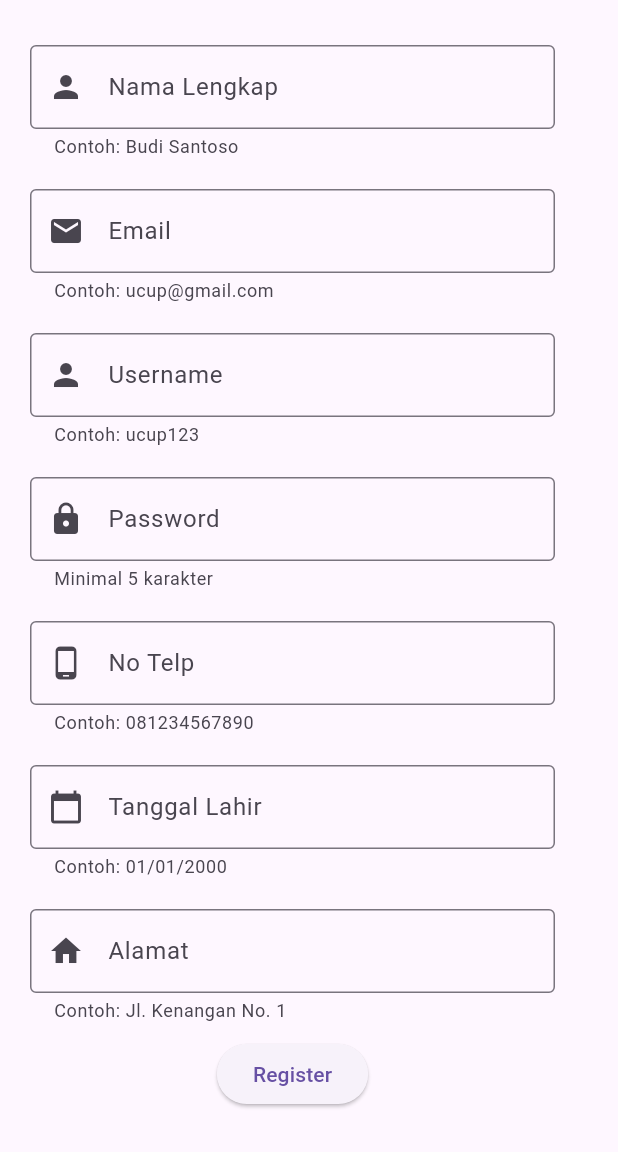
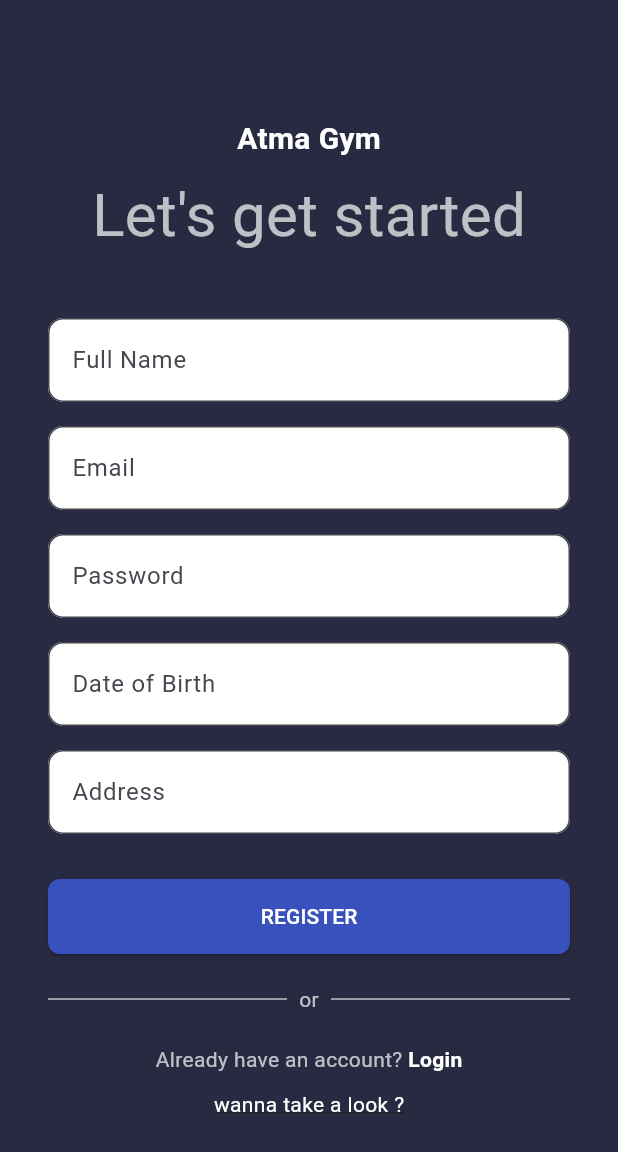
Before and after one commit to nandoega/7_B_GYM, a Flutter app: the RegisterView screen opened directly, on a phone screen of 412 x 824 dp. Shown: the top 1152 px of the screen. Run offline on Flutter 3.47's test engine with Material 3 defaults, Android fonts, the phone set to English and light mode, and no system bars.

Commit message:
login register ui 15 nov 2024 13.55

```diff
--- a/lib/View/register.dart
+++ b/lib/View/register.dart
@@ -1,6 +1,5 @@
 import 'package:flutter/material.dart';
 import 'package:pbp/View/login.dart';
-import 'package:pbp/component/form_component.dart';
 
 class RegisterView extends StatefulWidget {
   const RegisterView({super.key});
@@ -14,160 +13,228 @@ class _RegisterViewState extends State<RegisterView> {
 
   // Controllers for all the fields
   TextEditingController nameController = TextEditingController();
-  TextEditingController usernameController = TextEditingController();
   TextEditingController emailController = TextEditingController();
   TextEditingController passwordController = TextEditingController();
-  TextEditingController notelpController = TextEditingController();
-  TextEditingController dobController = TextEditingController(); // Date of Birth
-  TextEditingController addressController = TextEditingController(); // Address
+  TextEditingController dobController = TextEditingController();
+  TextEditingController addressController = TextEditingController();
 
   @override
   Widget build(BuildContext context) {
     return Scaffold(
+      backgroundColor: const Color(0xFF282A41), // Background color from login.dart
       body: SafeArea(
         child: Form(
           key: _formKey,
-          child: SingleChildScrollView(
-            padding: const EdgeInsets.all(20.0),
+          child: Padding(
+            padding: const EdgeInsets.symmetric(horizontal: 32.0),
             child: Column(
               mainAxisAlignment: MainAxisAlignment.center,
               children: [
-                // Name Input Field
-                inputForm(
-                  (p0) {
-                    if (p0 == null || p0.isEmpty) {
-                      return 'Nama tidak boleh kosong';
+                const Text(
+                  'Atma Gym',
+                  style: TextStyle(
+                    fontSize: 20,
+                    fontWeight: FontWeight.bold,
+                    color: Colors.white,
+                  ),
+                ),
+                const SizedBox(height: 8),
+                const Text(
+                  'Let\'s get started',
+                  style: TextStyle(
+                    fontSize: 40,
+                    color: Colors.white70,
+                  ),
+                ),
+                const SizedBox(height: 40),
+
+                // Full Name
+                TextFormField(
+                  controller: nameController,
+                  decoration: InputDecoration(
+                    hintText: 'Full Name',
+                    fillColor: Colors.white,
+                    filled: true,
+                    border: OutlineInputBorder(
+                      borderRadius: BorderRadius.circular(10),
+                    ),
+                  ),
+                  validator: (value) {
+                    if (value == null || value.isEmpty) {
+                      return 'Full Name cannot be empty';
                     }
                     return null;
                   },
-                  controller: nameController,
-                  hintTxt: "Nama Lengkap",
-                  helperTxt: "Contoh: Budi Santoso",
-                  iconData: Icons.person,
                 ),
+                const SizedBox(height: 16),
 
-                // Email Input Field
-                inputForm(
-                  (p0) {
-                    if (p0 == null || p0.isEmpty) {
-                      return 'Email tidak boleh kosong';
+                // Email
+                TextFormField(
+                  controller: emailController,
+                  decoration: InputDecoration(
+                    hintText: 'Email',
+                    fillColor: Colors.white,
+                    filled: true,
+                    border: OutlineInputBorder(
+                      borderRadius: BorderRadius.circular(10),
+                    ),
+                  ),
+                  validator: (value) {
+                    if (value == null || value.isEmpty) {
+                      return 'Email cannot be empty';
                     }
-                    if (!p0.contains('@')) {
-                      return 'Email harus menggunakan @';
+                    if (!value.contains('@')) {
+                      return 'Invalid email format';
                     }
                     return null;
                   },
-                  controller: emailController,
-                  hintTxt: "Email",
-                  helperTxt: "Contoh: ucup@gmail.com",
-                  iconData: Icons.email,
                 ),
+                const SizedBox(height: 16),
 
-                // Username Input Field
-                inputForm(
-                  (p0) {
-                    if (p0 == null || p0.isEmpty) {
-                      return 'Username tidak boleh kosong';
-                    }
-                    if (p0.toLowerCase() == 'anjing') {
-                      return 'Tidak boleh menggunakan kata kasar';
+                // Password
+                TextFormField(
+                  controller: passwordController,
+                  obscureText: true,
+                  decoration: InputDecoration(
+                    hintText: 'Password',
+                    fillColor: Colors.white,
+                    filled: true,
+                    border: OutlineInputBorder(
+                      borderRadius: BorderRadius.circular(10),
+                    ),
+                  ),
+                  validator: (value) {
+                    if (value == null || value.isEmpty) {
+                      return 'Password cannot be empty';
                     }
                     return null;
                   },
-                  controller: usernameController,
-                  hintTxt: "Username",
-                  helperTxt: "Contoh: ucup123",
-                  iconData: Icons.person,
                 ),
+                const SizedBox(height: 16),
 
-                // Password Input Field
-                inputForm(
-                  (p0) {
-                    if (p0 == null || p0.isEmpty) {
-                      return 'Password tidak boleh kosong';
-                    }
-                    if (p0.length < 5) {
-                      return 'Password minimal 5 karakter';
+                // Date of Birth
+                TextFormField(
+                  controller: dobController,
+                  decoration: InputDecoration(
+                    hintText: 'Date of Birth',
+                    fillColor: Colors.white,
+                    filled: true,
+                    border: OutlineInputBorder(
+                      borderRadius: BorderRadius.circular(10),
+                    ),
+                  ),
+                  validator: (value) {
+                    if (value == null || value.isEmpty) {
+                      return 'Date of Birth cannot be empty';
                     }
                     return null;
                   },
-                  controller: passwordController,
-                  hintTxt: "Password",
-                  helperTxt: "Minimal 5 karakter",
-                  iconData: Icons.lock,
-                  password: true,
                 ),
+                const SizedBox(height: 16),
 
-                // Phone Number Input Field
-                inputForm(
-                  (p0) {
-                    if (p0 == null || p0.isEmpty) {
-                      return 'Nomor Telepon tidak boleh kosong';
-                    }
-                    if (!RegExp(r'^[0-9]+$').hasMatch(p0)) {
-                      return 'Nomor Telepon tidak valid';
+                // Address
+                TextFormField(
+                  controller: addressController,
+                  decoration: InputDecoration(
+                    hintText: 'Address',
+                    fillColor: Colors.white,
+                    filled: true,
+                    border: OutlineInputBorder(
+                      borderRadius: BorderRadius.circular(10),
+                    ),
+                  ),
+                  validator: (value) {
+                    if (value == null || value.isEmpty) {
+                      return 'Address cannot be empty';
                     }
                     return null;
                   },
-                  controller: notelpController,
-                  hintTxt: "No Telp",
-                  helperTxt: "Contoh: 081234567890",
-                  iconData: Icons.phone_android,
                 ),
-
-                // Date of Birth Input Field
-                inputForm(
-                  (p0) {
-                    if (p0 == null || p0.isEmpty) {
-                      return 'Tanggal lahir tidak boleh kosong';
-                    }
-                    return null;
-                  },
-                  controller: dobController,
-                  hintTxt: "Tanggal Lahir",
-                  helperTxt: "Contoh: 01/01/2000",
-                  iconData: Icons.calendar_today,
-                ),
-
-                // Address Input Field
-                inputForm(
-                  (p0) {
-                    if (p0 == null || p0.isEmpty) {
-                      return 'Alamat tidak boleh kosong';
-                    }
-                    return null;
-                  },
-                  controller: addressController,
-                  hintTxt: "Alamat",
-                  helperTxt: "Contoh: Jl. Kenangan No. 1",
-                  iconData: Icons.home,
-                ),
+                const SizedBox(height: 30),
 
                 // Register Button
                 ElevatedButton(
+                  style: ElevatedButton.styleFrom(
+                    backgroundColor: const Color(0xFF3951BD), // Button color from login.dart
+                    padding: const EdgeInsets.symmetric(vertical: 15),
+                    minimumSize: const Size.fromHeight(50),
+                    shape: RoundedRectangleBorder(
+                      borderRadius: BorderRadius.circular(8),
+                    ),
+                  ),
                   onPressed: () {
                     if (_formKey.currentState!.validate()) {
                       ScaffoldMessenger.of(context).showSnackBar(
-                        const SnackBar(content: Text('Processing Data')),
+                        const SnackBar(content: Text('Registering...')),
                       );
-                      Map<String, dynamic> formData = {
-                        'name': nameController.text,
-                        'username': usernameController.text,
-                        'email': emailController.text,
-                        'password': passwordController.text,
-                        'notelp': notelpController.text,
-                        'dob': dobController.text,
-                        'address': addressController.text,
-                      };
-                      Navigator.push(
+                      Navigator.pushReplacement(
                         context,
-                        MaterialPageRoute(
-                          builder: (BuildContext buildContext) => LoginView(data: formData),
-                        ),
+                        MaterialPageRoute(builder: (_) => const LoginView()),
                       );
                     }
                   },
-                  child: const Text('Register'),
+                  child: const Text('REGISTER', style: TextStyle(color: Colors.white)),
+                ),
+                const SizedBox(height: 20),
+
+                // Separator Line
+                Row(
+                  children: const [
+                    Expanded(
+                      child: Divider(
+                        color: Colors.white70,
+                        thickness: 1,
+                      ),
+                    ),
+                    Padding(
+                      padding: EdgeInsets.symmetric(horizontal: 8),
+                      child: Text(
+                        'or',
+                        style: TextStyle(color: Colors.white70),
+                      ),
+                    ),
+                    Expanded(
+                      child: Divider(
+                        color: Colors.white70,
+                        thickness: 1,
+                      ),
+                    ),
+                  ],
+                ),
+                const SizedBox(height: 20),
+
+                // Login link
+                Row(
+                  mainAxisAlignment: MainAxisAlignment.center,
+                  children: [
+                    const Text(
+                      "Already have an account? ",
+                      style: TextStyle(color: Colors.white70),
+                    ),
+                    GestureDetector(
+                      onTap: () {
+                        Navigator.push(
+                          context,
+                          MaterialPageRoute(builder: (_) => const LoginView()),
+                        );
+                      },
+                      child: const Text(
+                        'Login',
+                        style: TextStyle(
+                          color: Colors.white,
+                          fontWeight: FontWeight.bold,
+                        ),
+                      ),
+                    ),
+                  ],
+                ),
+                const SizedBox(height: 10),
+                const Text(
+                  'wanna take a look ?',
+                  style: TextStyle(
+                    color: Colors.white,
+                    decoration: TextDecoration.underline,
+                  ),
                 ),
               ],
             ),
--- a/lib/component/form_component.dart
+++ b/lib/component/form_component.dart
@@ -1,28 +1,26 @@
 import 'package:flutter/material.dart';
 
-// Component to create input form fields with validation
 Padding inputForm(
-  Function(String?) validasi, {
+  String? Function(String?) validate, {
   required TextEditingController controller,
   required String hintTxt,
-  required String helperTxt,
-  required IconData iconData,
   bool password = false,
 }) {
   return Padding(
-    padding: const EdgeInsets.symmetric(vertical: 10),
+    padding: const EdgeInsets.symmetric(vertical: 8),
     child: SizedBox(
-      width: 350,
+      height: 45,
       child: TextFormField(
-        validator: (value) => validasi(value),
-        autofocus: false,
         controller: controller,
         obscureText: password,
+        validator: validate,
         decoration: InputDecoration(
           hintText: hintTxt,
-          border: const OutlineInputBorder(),
-          helperText: helperTxt,
-          prefixIcon: Icon(iconData),
+          border: OutlineInputBorder(
+            borderRadius: BorderRadius.circular(8),
+          ),
+          fillColor: Colors.white,
+          filled: true,
         ),
       ),
     ),
```
Also changed, not shown: lib/View/login.dart (+141 -66 lines).
